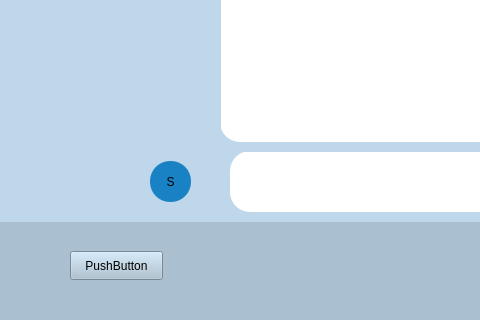
First picture: the form in client/mainwindow.ui, repository AP-projects-4001/jan-ghahve, before the edit; both pictures show x 0 to 480 and y 288 to 608 of the 1053 by 608 pixel window.
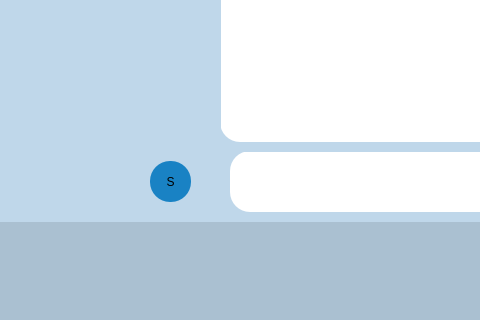
Second picture: the form after the edit. Icons and pictures are not drawn.

What changed in the file:
```diff
--- a/client/mainwindow.ui
+++ b/client/mainwindow.ui
@@ -206,19 +206,6 @@
      </property>
     </widget>
    </widget>
-   <widget class="QPushButton" name="test">
-    <property name="geometry">
-     <rect>
-      <x>70</x>
-      <y>520</y>
-      <width>93</width>
-      <height>29</height>
-     </rect>
-    </property>
-    <property name="text">
-     <string>PushButton</string>
-    </property>
-   </widget>
    <widget class="QGraphicsView" name="graphicsView">
     <property name="geometry">
      <rect>
```
Left out of the diff: 12 changed lines with no effect on the pictures.
